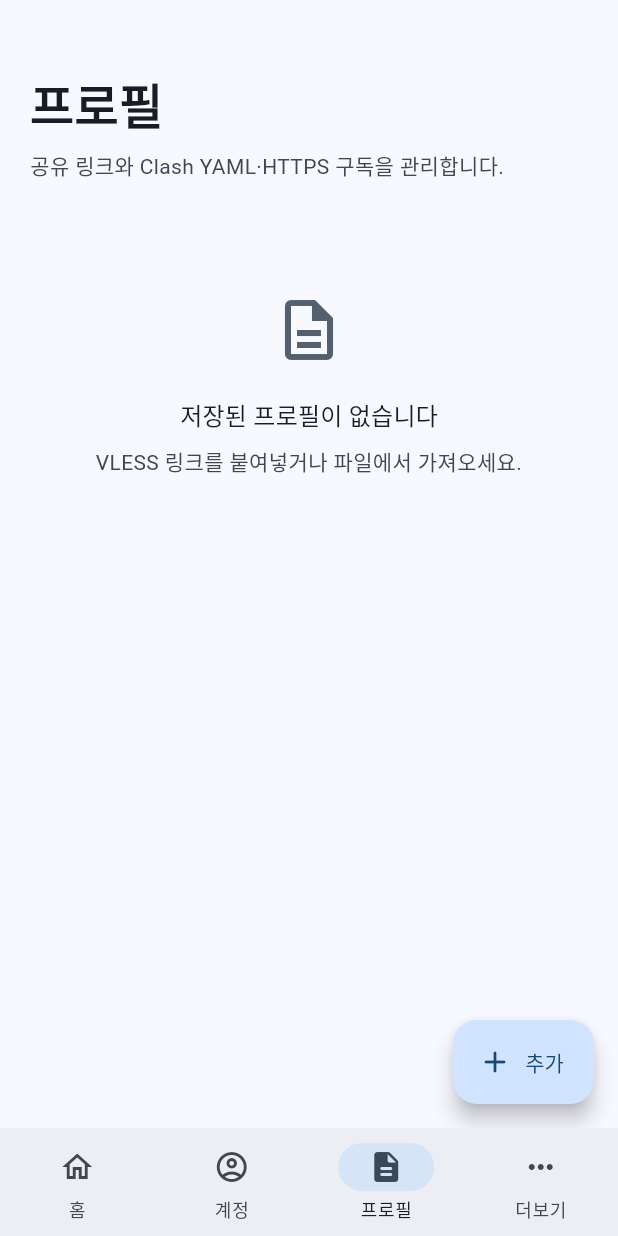
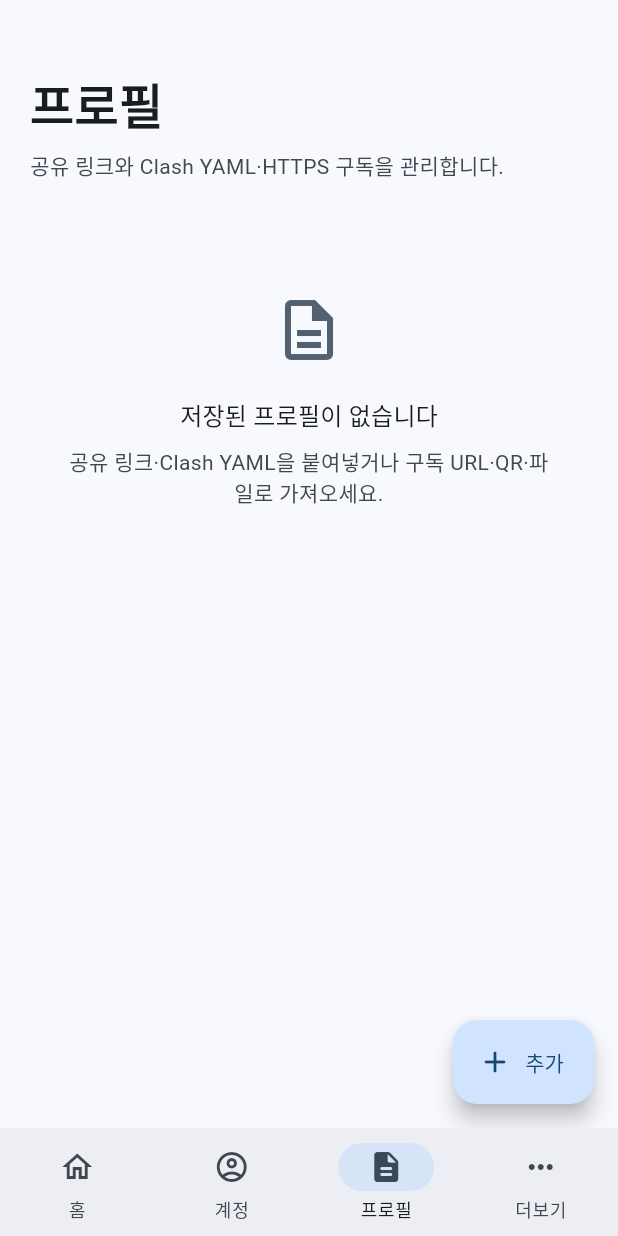
Before and after one commit to solixcorp/proxima-android, a Flutter app: the screen it shows after launch, item 3 of the bottom bar chosen, on a phone screen of 412 x 824 dp. Run offline on Flutter 3.47's test engine with Material 3 defaults, Android fonts, the phone set to English and light mode, and no system bars; our stand-ins replace device_info_plus, flutter_secure_storage, package_info_plus, webview_flutter, yaml; missing offline and left inert: flutter_appauth, mobile_scanner.

Commit message:
Fix profile import labels and support non-VLESS QR payloads

```diff
--- a/lib/screens/home_screen.dart
+++ b/lib/screens/home_screen.dart
@@ -76,7 +76,7 @@ class HomeScreen extends StatelessWidget {
     };
     return AppPage(
       title: 'Proxima',
-      subtitle: 'VLESS Android VPN 클라이언트',
+      subtitle: 'Mihomo Android VPN 클라이언트',
       onRefresh: () async {
         await controller.reloadProfiles();
         if (controller.settings.mode != OutboundMode.direct) {
--- a/lib/screens/profiles_screen.dart
+++ b/lib/screens/profiles_screen.dart
@@ -106,7 +106,7 @@ class ProfilesScreen extends StatelessWidget {
             children: [
               ListTile(
                 leading: const Icon(Icons.link_rounded),
-                title: const Text('URL'),
+                title: const Text('구독 URL'),
                 subtitle: const Text('HTTPS 구독 주소에서 노드를 가져옵니다.'),
                 onTap: () {
                   Navigator.pop(sheetContext);
@@ -115,8 +115,10 @@ class ProfilesScreen extends StatelessWidget {
               ),
               ListTile(
                 leading: const Icon(Icons.vpn_key_outlined),
-                title: const Text('VLESS 링크'),
-                subtitle: const Text('공유 링크 또는 여러 링크를 붙여넣습니다.'),
+                title: const Text('공유 링크 · YAML'),
+                subtitle: const Text(
+                  'VLESS, VMess, SS, Trojan 등 공유 링크나 Clash YAML을 붙여넣습니다.',
+                ),
                 onTap: () {
                   Navigator.pop(sheetContext);
                   _openEditor(context, entryMode: _ProfileEntryMode.link);
@@ -125,7 +127,7 @@ class ProfilesScreen extends StatelessWidget {
               ListTile(
                 leading: const Icon(Icons.qr_code_scanner_rounded),
                 title: const Text('QR 코드 스캔'),
-                subtitle: const Text('카메라로 VLESS 링크를 읽습니다.'),
+                subtitle: const Text('공유 링크 또는 HTTPS 구독 주소를 읽습니다.'),
                 onTap: () {
                   Navigator.pop(sheetContext);
                   _scanQr(context);
@@ -134,7 +136,7 @@ class ProfilesScreen extends StatelessWidget {
               ListTile(
                 leading: const Icon(Icons.file_open_outlined),
                 title: const Text('파일'),
-                subtitle: const Text('저장된 VLESS 링크 파일을 가져옵니다.'),
+                subtitle: const Text('공유 링크나 Clash YAML 파일을 가져옵니다.'),
                 onTap: () {
                   Navigator.pop(sheetContext);
                   _import(context);
@@ -243,7 +245,7 @@ class ProfilesScreen extends StatelessWidget {
                   key: ValueKey('empty-profiles'),
                   icon: Icons.description_outlined,
                   title: '저장된 프로필이 없습니다',
-                  message: 'VLESS 링크를 붙여넣거나 파일에서 가져오세요.',
+                  message: '공유 링크·Clash YAML을 붙여넣거나 구독 URL·QR·파일로 가져오세요.',
                 )
               : Column(
                   key: const ValueKey('profile-list'),
@@ -456,7 +458,7 @@ class _ProfileEditorState extends State<_ProfileEditor> {
         subscriptionInfo = subscription.info ?? const SubscriptionInfo();
       }
       if (content.trim().isEmpty) {
-        throw const FormatException('VLESS 링크 또는 구독 주소가 필요합니다.');
+        throw const FormatException('공유 링크, Clash YAML 또는 HTTPS 구독 주소가 필요합니다.');
       }
       await widget.controller.saveProfile(
         id: widget.profile?.id,
@@ -528,8 +530,11 @@ class _ProfileEditorState extends State<_ProfileEditor> {
                   ),
                   decoration: InputDecoration(
                     labelText: '공유 링크 또는 Clash YAML',
+                    helperText:
+                        'VLESS · VMess · SS/SSR · Trojan · Hysteria/2 · TUIC · WireGuard · SOCKS5 · HTTP',
+                    helperMaxLines: 3,
                     hintText:
-                        'vless://uuid@server:8080?security=none&type=ws&path=%2F\n'
+                        '지원되는 공유 링크 또는 Clash YAML을 입력하세요.\n'
                         '여러 노드는 줄바꿈으로 붙여넣을 수 있습니다.\n'
                         '선택: DOMAIN-SUFFIX,example.com,노드 이름\n'
                         '선택: IP-CIDR,203.0.113.0/24,노드 이름',
--- a/lib/screens/qr_scanner_screen.dart
+++ b/lib/screens/qr_scanner_screen.dart
@@ -3,7 +3,7 @@ import 'package:mobile_scanner/mobile_scanner.dart';
 
 import '../models/vpn_models.dart';
 
-/// Captures one VLESS share link and returns it to the profile flow.
+/// Captures a supported share link or subscription and returns its profile.
 class QrScannerScreen extends StatefulWidget {
   const QrScannerScreen({super.key, required this.resolvePayload});
 
```
Also changed, not shown: lib/state/app_controller.dart (+38 -16 lines), 1 other file.
